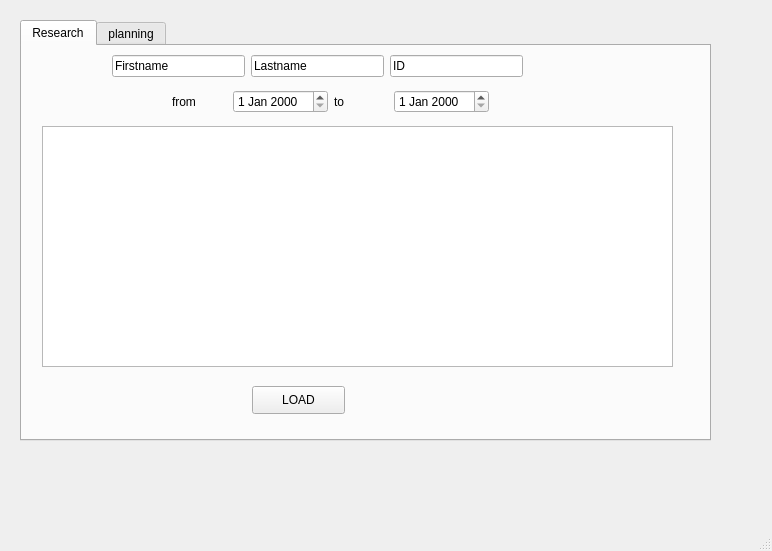
First picture: the form in mainwindow.ui, repository mariamko25/ProjetQT, before the edit.
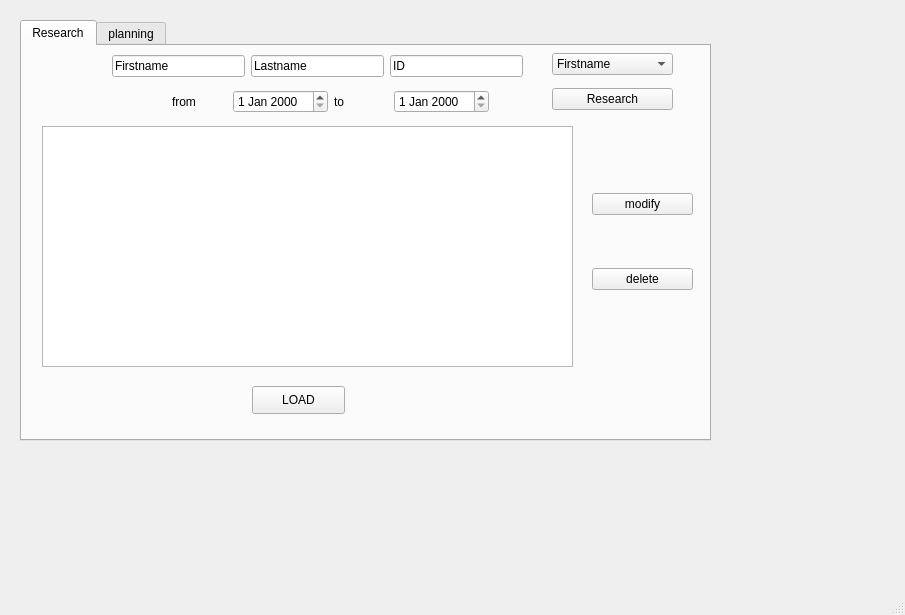
Second picture: the form after the edit.

```diff
--- a/mainwindow.ui
+++ b/mainwindow.ui
@@ -6,8 +6,8 @@
    <rect>
     <x>0</x>
     <y>0</y>
-    <width>772</width>
-    <height>551</height>
+    <width>905</width>
+    <height>615</height>
    </rect>
   </property>
   <property name="windowTitle">
@@ -103,7 +103,7 @@
           <rect>
            <x>20</x>
            <y>80</y>
-           <width>631</width>
+           <width>531</width>
            <height>241</height>
           </rect>
          </property>
@@ -121,6 +121,80 @@
           <string>LOAD</string>
          </property>
         </widget>
+        <widget class="QWidget" name="verticalLayoutWidget">
+         <property name="geometry">
+          <rect>
+           <x>570</x>
+           <y>100</y>
+           <width>101</width>
+           <height>191</height>
+          </rect>
+         </property>
+         <layout class="QVBoxLayout" name="verticalLayout">
+          <item>
+           <widget class="QPushButton" name="pushButton">
+            <property name="text">
+             <string>modify</string>
+            </property>
+           </widget>
+          </item>
+          <item>
+           <widget class="QPushButton" name="pushButton_2">
+            <property name="text">
+             <string>delete</string>
+            </property>
+           </widget>
+          </item>
+         </layout>
+        </widget>
+        <widget class="QWidget" name="verticalLayoutWidget_2">
+         <property name="geometry">
+          <rect>
+           <x>530</x>
+           <y>0</y>
+           <width>121</width>
+           <height>71</height>
+          </rect>
+         </property>
+         <layout class="QVBoxLayout" name="verticalLayout_2">
+          <item>
+           <widget class="QComboBox" name="CBox_ResearchBy">
+            <item>
+             <property name="text">
+              <string>Firstname</string>
+             </property>
+            </item>
+            <item>
+             <property name="text">
+              <string>Lastname</string>
+             </property>
+            </item>
+            <item>
+             <property name="text">
+              <string>ID</string>
+             </property>
+            </item>
+            <item>
+             <property name="text">
+              <string>date</string>
+             </property>
+            </item>
+            <item>
+             <property name="text">
+              <string>name</string>
+             </property>
+            </item>
+           </widget>
+          </item>
+          <item>
+           <widget class="QPushButton" name="Btn_ResearchBy">
+            <property name="text">
+             <string>Research</string>
+            </property>
+           </widget>
+          </item>
+         </layout>
+        </widget>
        </widget>
        <widget class="QWidget" name="planning">
         <attribute name="title">
```
Left out of the diff: 4 changed lines with no effect on the pictures.
